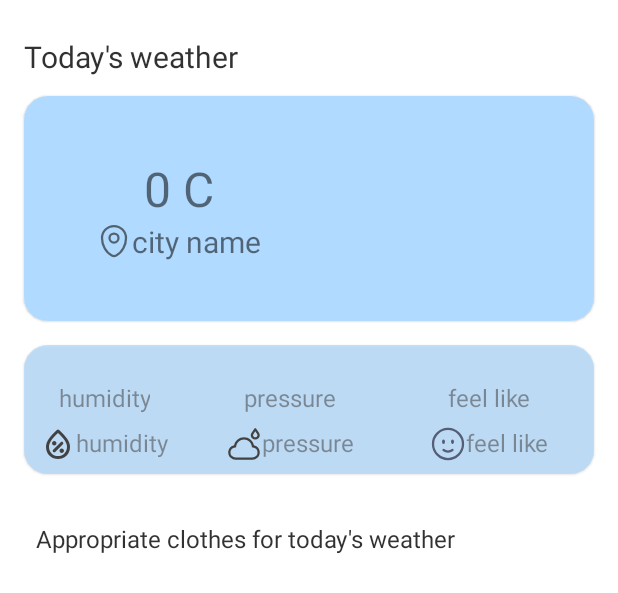
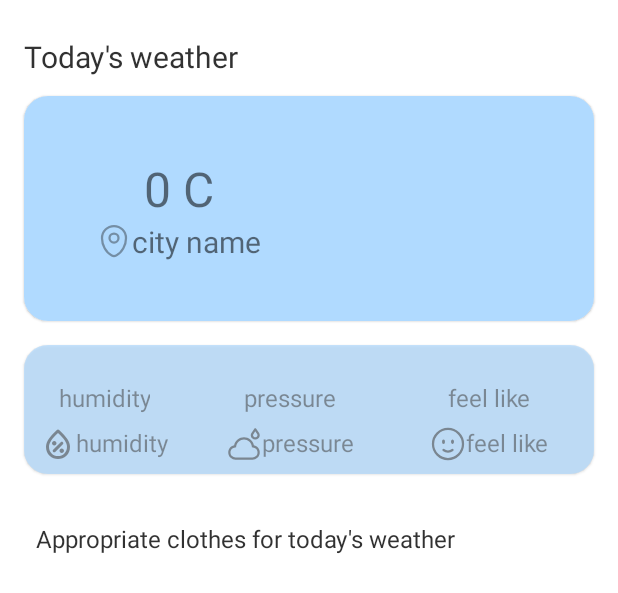
Before and after one commit to HamSaAli/Clothes_suggester, an Android app: the layout activity_main.xml on its own in the app's theme, with its tools: preview values and no code run, on a phone screen of 412 x 824 dp. Shown: the top 593 px of the screen. Run offline under Robolectric (Android 15) with nearby library versions, the phone set to English and light mode, and no system bars.

Commit message:
change icon

```diff
--- a/app/src/main/res/layout/activity_main.xml
+++ b/app/src/main/res/layout/activity_main.xml
@@ -64,8 +64,8 @@
                 android:layout_height="wrap_content"
                 tools:text="city name"
                 android:textSize="@dimen/text_giant"
-                app:drawableStartCompat="@drawable/map_point"
-                app:drawableTint="@color/black_60"
+                android:drawableStart="@drawable/map_point"
+                app:drawableTint="@color/black_38"
                 app:layout_constraintEnd_toStartOf="@+id/image_cloud"
                 app:layout_constraintStart_toStartOf="parent"
                 app:layout_constraintTop_toBottomOf="@+id/text_tempature" />
@@ -110,7 +110,8 @@
                 android:paddingHorizontal="@dimen/spacing_tiny"
                 android:text="@string/humidityLabel"
                 android:textSize="@dimen/text_medium"
-                app:drawableStartCompat="@drawable/humidity"
+                android:drawableStart="@drawable/humidity"
+                android:drawableTint="@color/black_60"
                 app:layout_constraintBottom_toBottomOf="parent"
                 app:layout_constraintEnd_toEndOf="@+id/text_humidity"
                 app:layout_constraintStart_toStartOf="@id/text_humidity"
@@ -136,7 +137,8 @@
                 android:layout_height="wrap_content"
                 android:text="@string/pressureLabel"
                 android:textSize="@dimen/text_medium"
-                app:drawableStartCompat="@drawable/carbon_humidity_alt"
+                android:drawableStart="@drawable/carbon_humidity_alt"
+                android:drawableTint="@color/black_60"
                 app:layout_constraintBottom_toBottomOf="parent"
                 app:layout_constraintEnd_toEndOf="@+id/text_pressure"
                 app:layout_constraintStart_toStartOf="@id/text_pressure"
@@ -163,7 +165,8 @@
                 android:paddingVertical="@dimen/spacing_tiny"
                 android:text="@string/feel_likeLabel"
                 android:textSize="@dimen/text_medium"
-                app:drawableStartCompat="@drawable/smile_circle"
+                android:drawableStart="@drawable/smile_circle"
+                android:drawableTint="@color/black_60"
                 app:layout_constraintBottom_toBottomOf="parent"
                 app:layout_constraintEnd_toEndOf="@+id/text_wind_speed"
                 app:layout_constraintStart_toStartOf="@id/text_wind_speed"
```
